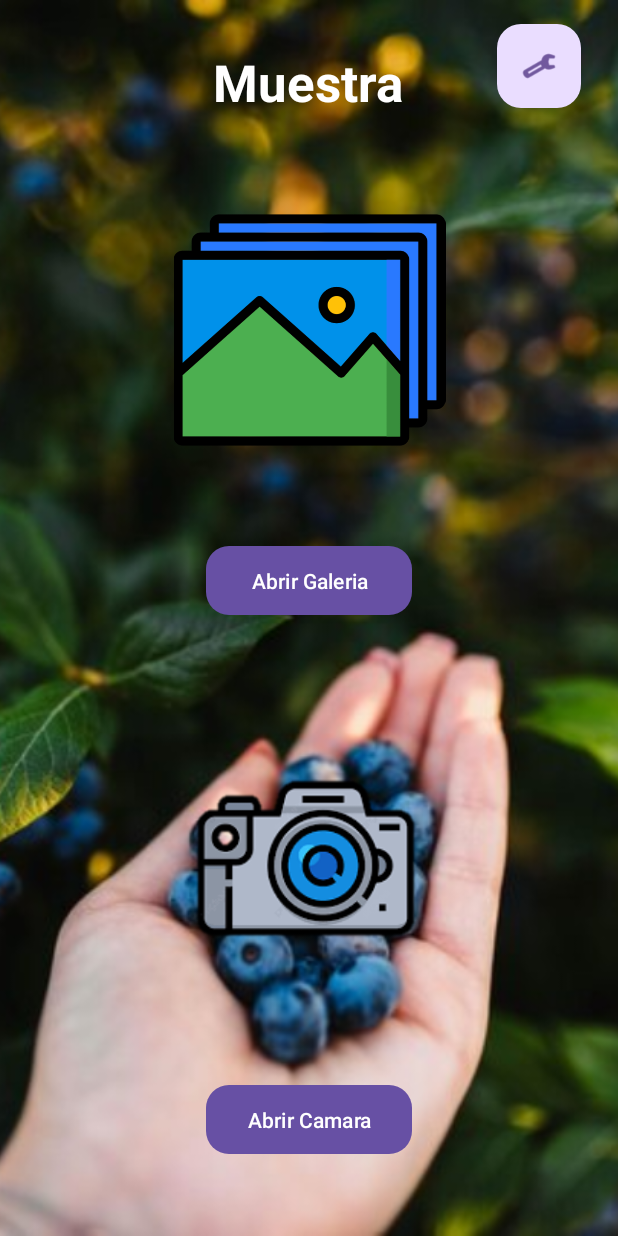
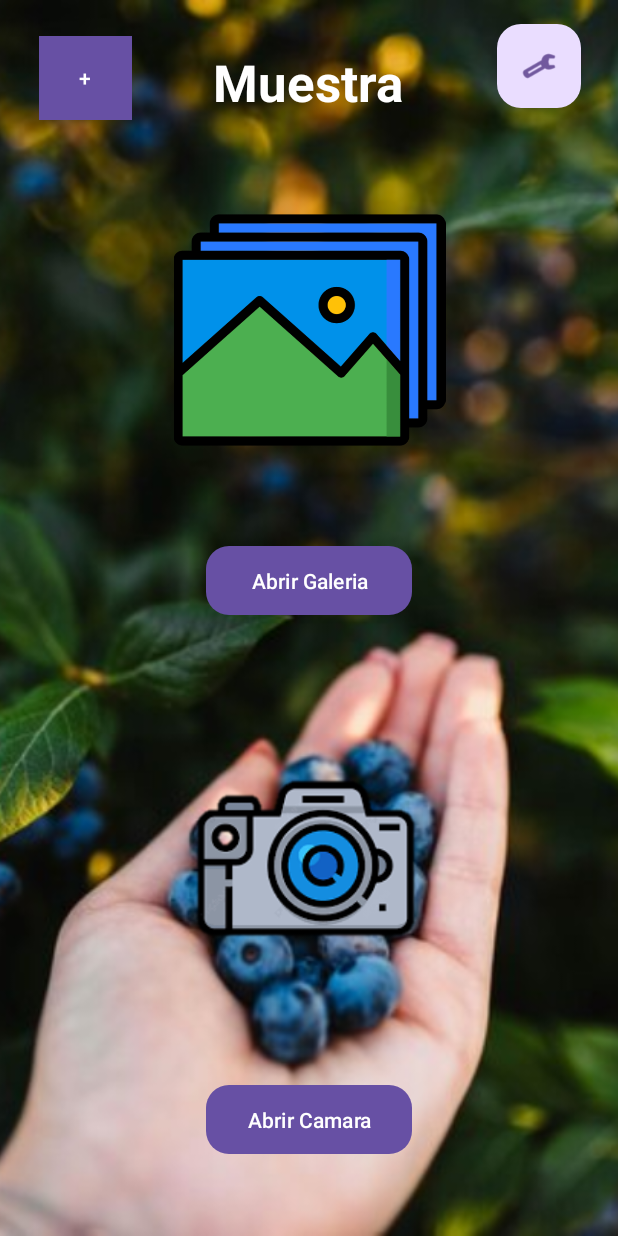
Before and after one commit to yongsavagge/OkFruitAppDevelop, an Android app: the HomePageActivity screen opened directly, with no data from a screen before it, on a phone screen of 412 x 824 dp. Run offline under Robolectric (Android 15) with nearby library versions, the light colour scheme and no system bars.

Commit message:
Funcionalidad de botones Camara/Galeria

```diff
--- a/app/src/main/java/com/example/okfruitapp/homepage/HomePageActivity.java
+++ b/app/src/main/java/com/example/okfruitapp/homepage/HomePageActivity.java
@@ -1,15 +1,15 @@
 package com.example.okfruitapp.homepage;
+
+import android.content.Intent;
 import android.os.Bundle;
+import android.provider.MediaStore;
+import android.view.View;
 import android.widget.Button;
-import android.content.Intent;
-import android.view.View;
 
+import androidx.appcompat.app.AppCompatActivity;
+
+import com.example.okfruitapp.R;
 import com.example.okfruitapp.actualizar.ActualizarDatoActivity;
-import com.google.android.material.floatingactionbutton.FloatingActionButton;
-
-import android.widget.Button;
-import androidx.appcompat.app.AppCompatActivity;
-import com.example.okfruitapp.R;
 import com.example.okfruitapp.resultado.ResultadoActivity;
 
 public class HomePageActivity extends AppCompatActivity {
@@ -18,12 +18,12 @@ public class HomePageActivity extends AppCompatActivity {
         super.onCreate(savedInstanceState);
         setContentView(R.layout.activity_home_page);
         // Obtén una referencia al botón por su ID
+        Button btnDatos = findViewById(R.id.btn_dato);
         Button btnFotoSubir = findViewById(R.id.btn_foto);
         Button btnFotoTomar = findViewById(R.id.btn_foto2);
         com.google.android.material.floatingactionbutton.FloatingActionButton floatActualizar = findViewById(R.id.floatActualizar);
 
-        // Configura el evento de clic en el botón
-        btnFotoSubir.setOnClickListener(new View.OnClickListener() {
+        btnDatos.setOnClickListener(new View.OnClickListener() {
             @Override
             public void onClick(View view) {
                 // Crea un Intent para redireccionar a la otra actividad
@@ -31,16 +31,33 @@ public class HomePageActivity extends AppCompatActivity {
                 startActivity(intent);
             }
         });
+//
+        //btnFotoTomar.setOnClickListener(new View.OnClickListener() {
+        //    @Override
+        //    public void onClick(View view) {
+        //        // Crea un Intent para redireccionar a la otra actividad
+        //        Intent intent = new Intent(HomePageActivity.this, ResultadoActivity.class);
+        //        startActivity(intent);
+        //    }
+        //});
+
+        btnFotoSubir.setOnClickListener(new View.OnClickListener() {
+            @Override
+            public void onClick(View view) {
+                // Abre la cámara
+                Intent intent = new Intent(MediaStore.ACTION_IMAGE_CAPTURE);
+                startActivity(intent);
+            }
+        });
 
         btnFotoTomar.setOnClickListener(new View.OnClickListener() {
             @Override
             public void onClick(View view) {
-                // Crea un Intent para redireccionar a la otra actividad
-                Intent intent = new Intent(HomePageActivity.this, ResultadoActivity.class);
+                // Abre la galería
+                Intent intent = new Intent(Intent.ACTION_PICK, MediaStore.Images.Media.EXTERNAL_CONTENT_URI);
                 startActivity(intent);
             }
         });
-
         floatActualizar.setOnClickListener(new View.OnClickListener() {
             @Override
             public void onClick(View view) {
@@ -49,5 +66,5 @@ public class HomePageActivity extends AppCompatActivity {
                 startActivity(intent);
             }
         });
-    }
+        }
 }
--- a/app/src/main/res/layout/activity_home_page.xml
+++ b/app/src/main/res/layout/activity_home_page.xml
@@ -13,9 +13,11 @@
         android:layout_height="match_parent"
         android:contentDescription="TODO"
         android:scaleType="centerCrop"
-        app:layout_constraintTop_toTopOf="parent"
+        app:layout_constraintEnd_toEndOf="parent"
+        app:layout_constraintHorizontal_bias="1.0"
+        app:layout_constraintStart_toStartOf="parent"
         app:srcCompat="@drawable/arandanos"
-        tools:layout_editor_absoluteX="0dp" />
+        tools:layout_editor_absoluteY="206dp" />
 
     <TextView
         android:id="@+id/textView3"
@@ -97,5 +99,21 @@
         app:srcCompat="@android:drawable/ic_menu_manage"
         tools:ignore="MissingConstraints" />
 
+    <Button
+        android:id="@+id/btn_dato"
+        android:layout_width="62dp"
+        android:layout_height="56dp"
+        android:background="@color/material_dynamic_primary40"
+        android:backgroundTint="#3F51B5"
+        android:text="+"
+        android:textColorHighlight="#00FFFFFF"
+        app:layout_constraintBottom_toBottomOf="parent"
+        app:layout_constraintEnd_toStartOf="@+id/textView3"
+        app:layout_constraintHorizontal_bias="0.49"
+        app:layout_constraintStart_toStartOf="parent"
+        app:layout_constraintTop_toTopOf="parent"
+        app:layout_constraintVertical_bias="0.031"
+        tools:ignore="HardcodedText,MissingConstraints" />
+
 
 </androidx.constraintlayout.widget.ConstraintLayout>
```
